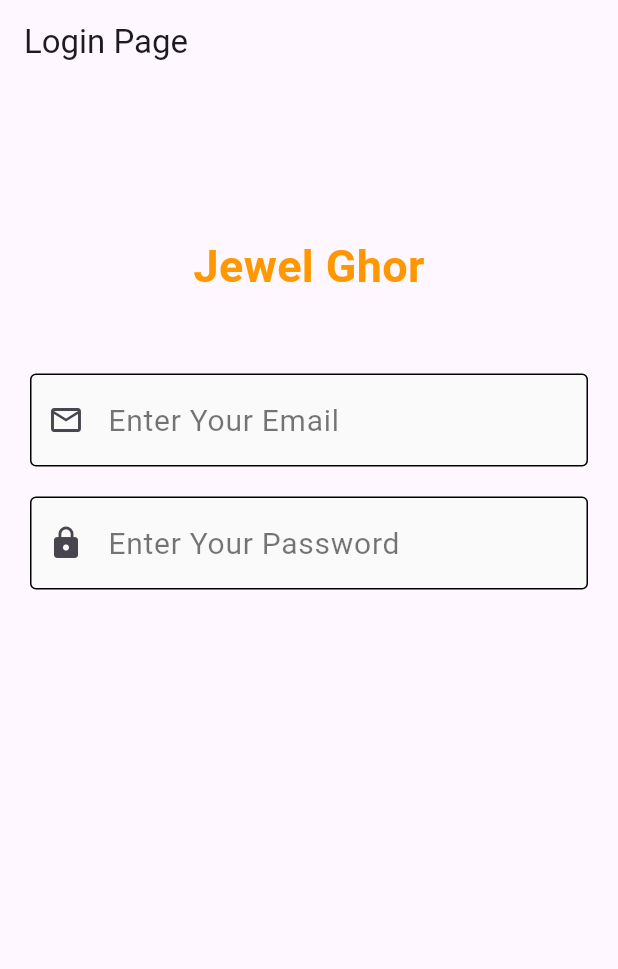
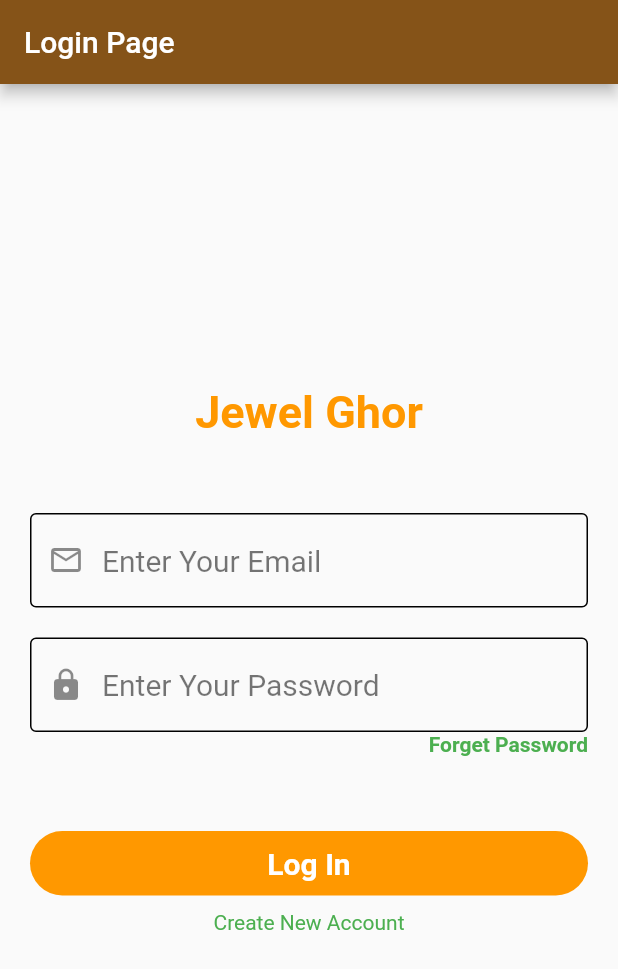
Before and after one commit to Shimon31/loginPageWithFlutter, a Flutter app: the screen it shows after launch, on a phone screen of 412 x 824 dp. Shown: the top 969 px of the screen. Run offline on Flutter 3.47's test engine with Material 3 defaults, Android fonts, the phone set to English and light mode, and no system bars.

Commit message:
full complete

```diff
--- a/lib/LoginPage.dart
+++ b/lib/LoginPage.dart
@@ -2,39 +2,119 @@ import 'package:flutter/cupertino.dart';
 import 'package:flutter/material.dart';
 import 'package:login_page_flutter/widgets/Custom%20TextFile.dart';
 
-class LoginPage extends StatelessWidget{
+class LoginPage extends StatelessWidget {
   @override
   Widget build(BuildContext context) {
-
     final TextEditingController emailController = TextEditingController();
     final TextEditingController passController = TextEditingController();
 
     return Scaffold(
-      appBar: AppBar(title: Text("Login Page"),),
+      appBar: AppBar(title: Text("Login Page")),
       body: Padding(
         padding: const EdgeInsets.symmetric(horizontal: 20),
         child: Center(
           child: Column(
+
+            mainAxisAlignment: MainAxisAlignment.center,
             children: [
-              SizedBox(height: 100,),
-              Text("Jewel Ghor",
-                style: TextStyle(color: Colors.orange,fontSize: 30,fontWeight: FontWeight.bold,),),
-              SizedBox(height: 50,),
+              Text(
+                "Jewel Ghor",
+                style: TextStyle(
+                  color: Colors.orange,
+                  fontSize: 30,
+                  fontWeight: FontWeight.bold,
+                ),
+              ),
+              SizedBox(height: 50),
 
-              CustomTextField(emailController,hintText: "Enter Your Email",prefixWidget: Icon(Icons.email_outlined),),
-              SizedBox(height: 20,),
-              CustomTextField(passController, hintText: "Enter Your Password",prefixWidget: Icon(Icons.lock),)
+              CustomTextField(
+                emailController,
+                hintText: "Enter Your Email",
+                prefixWidget: Icon(Icons.email_outlined),
+              ),
+              SizedBox(height: 20),
+              CustomTextField(
+                passController,
+                hintText: "Enter Your Password",
+                prefixWidget: Icon(Icons.lock),
+                obscureText: true,
+              ),
+              InkWell(
+                onTap: () {
+                  showDialog(
+                    context: context,
+                    builder: (BuildContext context) {
+                      return AlertDialog(
+                        title: Text("Forget Password"),
+                        content: Text("Do u want to Reset Your Password"),
+                        actions: [
+                          TextButton(
+                            onPressed: () {
+                              Navigator.pop(context);
+                            },
+                            child: Text("Cancel"),
+                          ),
 
-
-
+                          TextButton(
+                            onPressed: () {
+                              Navigator.pop(context);
+                            },
+                            child: Text("Reset"),
+                          ),
+                        ],
+                      );
+                    },
+                  );
+                },
+                child: Align(
+                  alignment: Alignment.centerRight,
+                  child: Text(
+                    "Forget Password",
+                    style: TextStyle(
+                      color: Colors.green,
+                      fontWeight: FontWeight.bold,
+                    ),
+                  ),
+                ),
+              ),
+              SizedBox(height: 50),
+              InkWell(
+                onTap: () {
+                  if (emailController.text.trim() == "s" &&
+                      passController.text.trim() == "1234") {
+                    debugPrint(
+                      "Login Successful $emailController and $passController",
+                    );
+                  } else {
+                    debugPrint(
+                      "Login Failed $emailController and $passController",
+                    );
+                  }
+                },
+                child: Container(
+                  padding: EdgeInsets.all(10),
+                  decoration: BoxDecoration(
+                    borderRadius: BorderRadius.circular(50),
+                    color: Colors.orange,
+                  ),
+                  child: Center(
+                    child: Text(
+                      "Log In",
+                      style: TextStyle(
+                        color: Colors.white,
+                        fontSize: 20,
+                        fontWeight: FontWeight.bold,
+                      ),
+                    ),
+                  ),
+                ),
+              ),
+              SizedBox(height: 10,),
+              Text("Create New Account",style: TextStyle(color: Colors.green),)
             ],
-
           ),
         ),
       ),
-
-
     );
   }
-
 }
--- a/lib/main.dart
+++ b/lib/main.dart
@@ -10,6 +10,9 @@ class MyApp extends StatelessWidget{
   @override
   Widget build(BuildContext context) {
    return MaterialApp(
+     theme: ThemeData(colorScheme: ColorScheme.fromSeed(seedColor: Colors.orange),
+     useMaterial3: false,
+     ),
      home: LoginPage(),
      debugShowCheckedModeBanner: false,
    );
--- a/lib/widgets/Custom TextFile.dart
+++ b/lib/widgets/Custom TextFile.dart
@@ -2,36 +2,33 @@ import 'package:flutter/cupertino.dart';
 import 'package:flutter/material.dart';
 
 class CustomTextField extends StatelessWidget {
-   CustomTextField(TextEditingController emailController, {super.key, required this.hintText, this.prefixWidget});
+  final TextEditingController controller;  // Use this field
+  final String hintText;
+  final Widget? prefixWidget;
+  final bool obscureText;
 
-  final TextEditingController controller = TextEditingController();
-  final String hintText;
-  final Widget? prefixWidget ;
+  CustomTextField(
+      this.controller, {
+        super.key,
+        required this.hintText,
+        this.prefixWidget,
+        this.obscureText = false,
+      });
 
   @override
   Widget build(BuildContext context) {
-    return  TextFormField(
-      style: TextStyle(
-          fontSize: 20,
-          color: Colors.black
-      ),
-      controller: controller,
+    return TextFormField(
+      style: TextStyle(fontSize: 20, color: Colors.black),
+      obscureText: obscureText,
+      controller: controller,   // Use the passed-in controller here
       decoration: InputDecoration(
-
-          hintText:hintText ,
-          fillColor: Colors.grey[50],
-          filled: true,
-          prefixIcon: prefixWidget,
-
-          enabledBorder: OutlineInputBorder(
-
-
-          ),
-          hintStyle: TextStyle(
-            color: Colors.black54,
-            fontSize: 20,
-          ),
-          focusedBorder: OutlineInputBorder()
+        hintText: hintText,
+        fillColor: Colors.grey[50],
+        filled: true,
+        prefixIcon: prefixWidget,
+        enabledBorder: OutlineInputBorder(),
+        hintStyle: TextStyle(color: Colors.black54, fontSize: 20),
+        focusedBorder: OutlineInputBorder(),
       ),
     );
   }
```
